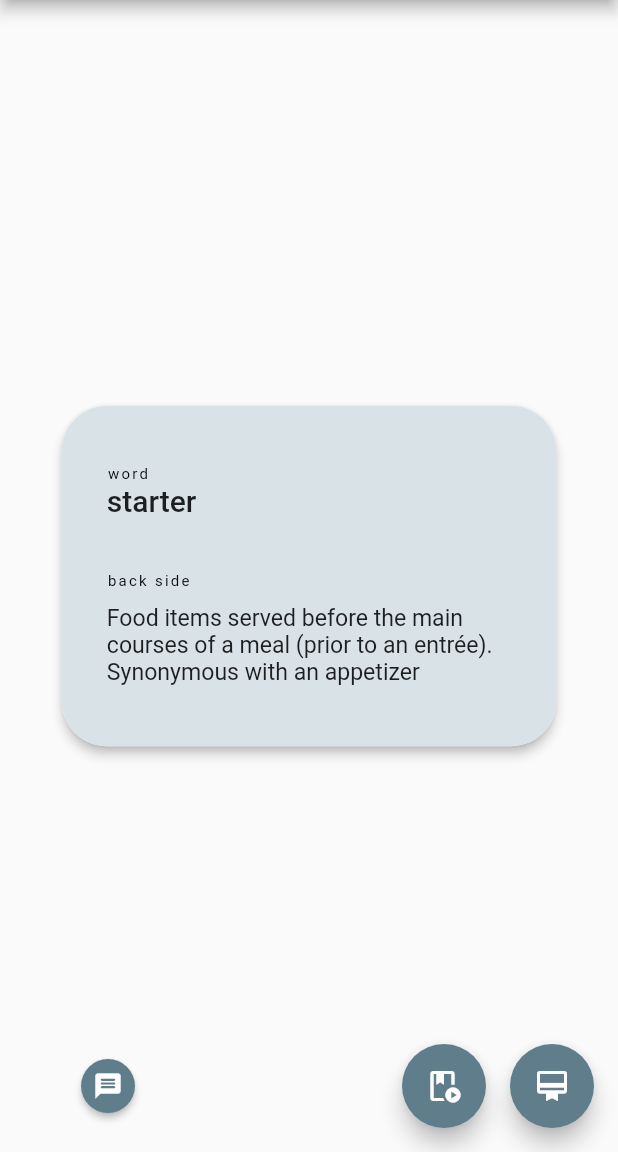
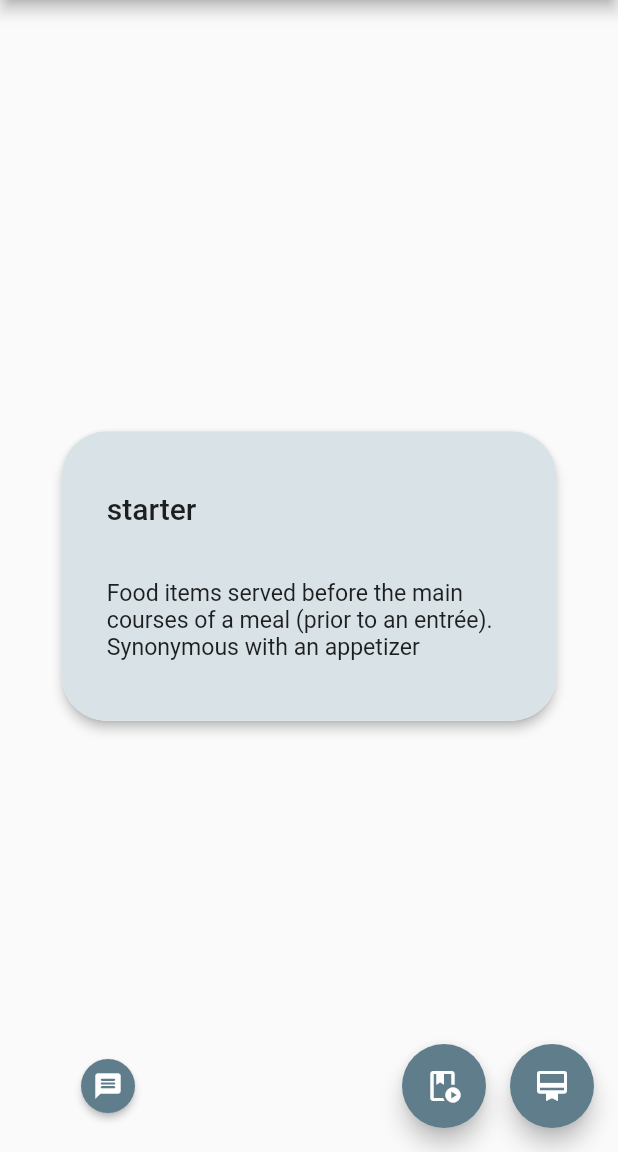
Before and after one commit to sami-bre/Wordling, a Flutter app: the screen it shows after launch, after a tap on the "message" icon, on a phone screen of 412 x 824 dp, the part 84-1236 px from its top. Run offline on Flutter 3.47's test engine with Material 2 defaults, Android fonts, the phone set to English and light mode, and no system bars; our stand-ins replace flip_card, get, shared_preferences, sqflite; accounts and stored records are empty.

Commit message:
refractored the whole codebase to make the app purely card based. removed all code saying 'word' or 'definition' and instead replaced it with 'front' and 'back'

```diff
--- a/lib/main.dart
+++ b/lib/main.dart
@@ -1,7 +1,7 @@
 import 'package:flutter/material.dart';
 import 'package:wordling/ui/study.dart';
 import 'ui/front.dart';
-import 'ui/saved_definitions.dart';
+import 'ui/saved_cards.dart';
 import 'package:get/get.dart';
 
 var darkTheme = ThemeData.dark();
@@ -48,7 +48,7 @@ void main() {
           )),
       routes: {
         '/': (context) => const Front(),
-        '/saved': (context) => const SavedDefinitions(),
+        '/saved': (context) => const SavedCards(),
         '/study': (context) => const Study(),
       },
     ),
--- a/lib/models/definition.dart
+++ b/lib/models/card.dart
@@ -1,6 +1,6 @@
 enum Origin { created, downloaded }
 
-class Definition {
+class Card {
   int id;
   String front;
   String back;
@@ -10,7 +10,7 @@ class Definition {
   double? interval;
   double? lastStudyTime;
 
-  Definition({
+  Card({
     required this.id,
     required this.front,
     required this.back,
@@ -21,10 +21,10 @@ class Definition {
     this.lastStudyTime,
   });
 
-  Definition.fromMap(Map<String, dynamic> map)
+  Card.fromMap(Map<String, dynamic> map)
       : id = map['id'],
-        front = map['word'],
-        back = map['definition'],
+        front = map['front'],
+        back = map['back'],
         origin =
             (map['origin'] == 'created') ? Origin.created : Origin.downloaded,
         n = map['n'],
@@ -35,8 +35,8 @@ class Definition {
   Map<String, dynamic> toMap() {
     return {
       'id': id,
-      'word': front,
-      'definition': back,
+      'front': front,
+      'back': back,
       'origin': origin.name,
       'n': n,
       'eFactor': eFactor,
--- a/lib/ui/front.dart
+++ b/lib/ui/front.dart
@@ -1,6 +1,6 @@
 import 'package:flutter/material.dart';
 import 'package:wordling/ui/helper_dialog.dart';
-import 'random_definition_display.dart';
+import 'random_card_display.dart';
 import 'Search_result_display.dart';
 import 'package:get/get.dart';
 import 'package:shared_preferences/shared_preferences.dart';
@@ -16,7 +16,7 @@ class Front extends StatefulWidget {
 class _FrontState extends State<Front> {
   bool searchResultDisplayed = false;
   bool searchBarDisplayed = false;
-  final Widget randDefDisplay = const RandomDefinitionDisplay();
+  final Widget randDefDisplay = const RandomCardDisplay();
   late Widget displayed;
   // the key below gives me a reference to the state object to call update() on it.
   final GlobalKey<SearchResultDisplayState> _key = GlobalKey();
--- a/lib/ui/helper_dialog.dart
+++ b/lib/ui/helper_dialog.dart
@@ -36,7 +36,7 @@ class HelperDialog {
           SizedBox(height: 20),
           Text(
               'A single tap on the card flips it to reveal what\'s behind. Use the slider on the left '
-              'to tell Wordling how difficult it is to recall the definition. Pay attention to the stages '
+              'to tell Wordling how difficult it is to recall the card. Pay attention to the stages '
               'on the slider. The upper two stages mean failure to recall.'),
           SizedBox(height: 20),
           Text(
--- a/lib/ui/random_definition_display.dart
+++ b/lib/ui/random_card_display.dart
@@ -1,48 +1,47 @@
 import 'package:flutter/material.dart';
-import 'package:wordling/ui/definition_card.dart';
+import 'package:wordling/ui/wordling_card.dart';
 import 'package:wordling/util/dbhelper.dart';
-import '../models/definition.dart';
+import '../models/card.dart' as model;
 
-class RandomDefinitionDisplay extends StatefulWidget {
-  const RandomDefinitionDisplay({Key? key}) : super(key: key);
+class RandomCardDisplay extends StatefulWidget {
+  const RandomCardDisplay({Key? key}) : super(key: key);
 
   @override
-  State<RandomDefinitionDisplay> createState() =>
-      RandomDefinitionDisplayState();
+  State<RandomCardDisplay> createState() => RandomCardDisplayState();
 }
 
-class RandomDefinitionDisplayState extends State<RandomDefinitionDisplay> {
+class RandomCardDisplayState extends State<RandomCardDisplay> {
   final DbHelper helper = DbHelper();
-  Definition? word;
+  model.Card? card;
 
-  void showWord() async {
-    Definition starter = Definition(
+  void showCard() async {
+    model.Card starter = model.Card(
         id: 0,
         front: 'starter',
         back:
             'Food items served before the main courses of a meal (prior to an entrée). Synonymous with an appetizer',
-        origin: Origin.created);
-    word = await helper.getRandomDefinition() ?? starter;
+        origin: model.Origin.created);
+    card = await helper.getRandomCard() ?? starter;
     setState(() {
-      word = word;
+      card = card;
     });
   }
 
   @override
   void initState() {
-    showWord();
+    showCard();
     super.initState();
   }
 
   @override
   Widget build(BuildContext context) {
-    return (word == null)
+    return (card == null)
         ? Container()
         : Center(
             child: SingleChildScrollView(
               child: Padding(
                 padding: const EdgeInsets.symmetric(vertical: 30),
-                child: DefinitionCard(word!),
+                child: WordlingCard(card!),
               ),
             ),
           );
--- a/lib/ui/definition_card.dart
+++ b/lib/ui/wordling_card.dart
@@ -1,17 +1,17 @@
 import 'package:flutter/material.dart';
-import 'package:wordling/models/definition.dart';
+import 'package:wordling/models/card.dart' as model;
 import '../util/dbhelper.dart';
 import 'package:get/get.dart';
 
-class DefinitionCard extends StatefulWidget {
-  final Definition definition;
-  late final bool isFront; // if isFront, the card only shows the word.
+class WordlingCard extends StatefulWidget {
+  final model.Card card;
+  late final bool isFront; // if isFront, the card only shows the front text.
   final bool isIdle; // if idle, the card won't respond to a double tap
   final Function(bool isBeingSaved)?
-      onSerialize; // a function to do sth in addition to saving/deleting uopn double click.
+      onSerialize; // a function to do sth in addition to saving/deleting upon double click.
 
-  DefinitionCard(
-    this.definition, {
+  WordlingCard(
+    this.card, {
     this.isFront = false,
     this.isIdle = false,
     this.onSerialize,
@@ -19,18 +19,18 @@ class DefinitionCard extends StatefulWidget {
   }) : super(key: key);
 
   @override
-  DefinitionCardState createState() => DefinitionCardState();
+  WordlingCardState createState() => WordlingCardState();
 }
 
-class DefinitionCardState extends State<DefinitionCard> {
+class WordlingCardState extends State<WordlingCard> {
   DbHelper helper = DbHelper();
   bool isSaved = false;
 
-  DefinitionCardState();
+  WordlingCardState();
 
   @override
   void initState() {
-    helper.isSaved(widget.definition).then((value) {
+    helper.isSaved(widget.card).then((value) {
       setState(() {
         isSaved = value;
       });
@@ -52,15 +52,12 @@ class DefinitionCardState extends State<DefinitionCard> {
       savedColor = const Color.fromARGB(255, 25, 67, 95);
       unsavedColor = const Color.fromARGB(255, 70, 70, 70);
     }
-    // the style of the word text depends on whether this is a front
-    TextStyle wordTextStyle;
-    TextStyle wordLabelStyle;
+    // the style of the front text depends on whether this card is a front card
+    TextStyle frontTextStyle;
     if (widget.isFront) {
-      wordTextStyle = TextStyle(fontSize: 30, color: Colors.grey[800]);
-      wordLabelStyle = Theme.of(context).textTheme.labelLarge!;
+      frontTextStyle = TextStyle(fontSize: 30);
     } else {
-      wordTextStyle = Theme.of(context).textTheme.headline6!;
-      wordLabelStyle = Theme.of(context).textTheme.labelSmall!;
+      frontTextStyle = Theme.of(context).textTheme.headline6!;
     }
     return Container(
       margin: const EdgeInsets.symmetric(vertical: 16.0),
@@ -70,20 +67,20 @@ class DefinitionCardState extends State<DefinitionCard> {
             : () {
                 // act upon double tap only if the card is not idle.
                 if (!isSaved) {
-                  // the word is not saved so save it.
-                  helper.insertDefinition(widget.definition);
+                  // the card is not saved so save it.
+                  helper.insertCard(widget.card);
                   setState(() {
                     isSaved = true;
                   });
                 } else {
-                  // the word is saved so delete it.
-                  helper.deleteDefinition(widget.definition);
+                  // the card is saved so delete it.
+                  helper.deleteCard(widget.card);
                   setState(() {
                     isSaved = false;
                   });
                 }
                 // if we are given the onSerialize function, we call it
-                // here after saving/deleting the definition from the database.
+                // here after saving/deleting the card from the database.
                 if (widget.onSerialize != null) widget.onSerialize!(isSaved);
               },
         child: Material(
@@ -108,31 +105,17 @@ class DefinitionCardState extends State<DefinitionCard> {
                   crossAxisAlignment: CrossAxisAlignment.stretch,
                   children: <Widget>[
                     Text(
-                      'word',
-                      style: wordLabelStyle,
-                      textAlign: widget.isFront ? TextAlign.center : null,
-                    ),
-                    Text(
-                      widget.definition.front,
-                      style: wordTextStyle,
+                      widget.card.front,
+                      style: frontTextStyle,
                       textAlign: widget.isFront ? TextAlign.center : null,
                     ),
                     if (!widget.isFront)
                       const SizedBox(
                         height: 36.0,
                       ),
-                    if (widget.definition.back != '' && !widget.isFront)
+                    if (widget.card.back != '' && !widget.isFront)
                       Text(
-                        'back side',
-                        style: Theme.of(context).textTheme.labelSmall,
-                      ),
-                    if (widget.definition.back != '' && !widget.isFront)
-                      const SizedBox(
-                        height: 10.0,
-                      ),
-                    if (widget.definition.back != '' && !widget.isFront)
-                      Text(
-                        widget.definition.back,
+                        widget.card.back,
                         textScaleFactor: 1.1,
                       ),
                   ],
--- a/lib/util/dbhelper.dart
+++ b/lib/util/dbhelper.dart
@@ -2,7 +2,7 @@ import 'dart:math';
 
 import 'package:sqflite/sqflite.dart';
 import 'package:path/path.dart';
-import 'package:wordling/models/definition.dart';
+import 'package:wordling/models/card.dart';
 
 class DbHelper {
   final int version = 1;
@@ -17,13 +17,13 @@ class DbHelper {
 
   Future<Database> openDb() async {
     db ??= await openDatabase(
-      join(await getDatabasesPath(), 'wordling_definitions.db'),
+      join(await getDatabasesPath(), 'wordling_cards.db'),
       onCreate: (database, version) {
         print('creating database');
-        database.execute('CREATE TABLE definitions ('
+        database.execute('CREATE TABLE cards ('
             'id INEGER NOT NULL, '
-            'word TEXT, '
-            'definition TEXT, '
+            'front TEXT, '
+            'back TEXT, '
             'origin TEXT NOT NULL, '
             'n INTEGER, '
             'eFactor REAL, '
@@ -39,71 +39,71 @@ class DbHelper {
   Future testDb() async {
     db = await openDb();
     // await db!.execute(
-    //     'INSERT INTO definitions VALUES (5, "dedi", "bud bud", "bud bud bud", "${Origin.created.name}")');
-    List<Map<String, dynamic>> result = await db!.query('definitions');
+    //     'INSERT INTO cards VALUES (5, "dedi", "bud bud", "bud bud bud", "${Origin.created.name}")');
+    List<Map<String, dynamic>> result = await db!.query('cards');
     result.forEach((element) {
       print(element);
     });
   }
 
-  Future<List<Definition>> getAllDefinitions() async {
+  Future<List<Card>> getAllCards() async {
     db = await openDb();
     List<Map<String, dynamic>> raw =
-        await db!.query('definitions', orderBy: 'id desc');
-    List<Definition> defns =
-        List.generate(raw.length, (index) => Definition.fromMap(raw[index]));
-    return defns;
+        await db!.query('cards', orderBy: 'id desc');
+    List<Card> cards =
+        List.generate(raw.length, (index) => Card.fromMap(raw[index]));
+    return cards;
   }
 
-  Future<List<Definition>> getDueDefinitions() async {
+  Future<List<Card>> getDueCards() async {
     db = await openDb();
     int now = DateTime.now().millisecondsSinceEpoch;
     List<Map<String, dynamic>> raw = await db!.query(
-      'definitions',
+      'cards',
       where: 'lastStudyTime IS NULL OR (lastStudyTime + interval) <= ?',
       whereArgs: [now],
     );
-    List<Definition> dueDefns =
-        List.generate(raw.length, (index) => Definition.fromMap(raw[index]));
-    return dueDefns;
+    List<Card> dueCards =
+        List.generate(raw.length, (index) => Card.fromMap(raw[index]));
+    return dueCards;
   }
 
-  Future<int> insertDefinition(Definition defn) async {
+  Future<int> insertCard(Card card) async {
     db = await openDb();
     int id = await db!.insert(
-      'definitions',
-      defn.toMap(),
+      'cards',
+      card.toMap(),
       conflictAlgorithm: ConflictAlgorithm.replace,
     );
     return id;
   }
 
-  Future<void> deleteDefinition(Definition defn) async {
+  Future<void> deleteCard(Card card) async {
     db = await openDb();
     db!.delete(
-      'definitions',
+      'cards',
       where: 'id=? and origin=?',
-      whereArgs: [defn.id, defn.origin.name],
+      whereArgs: [card.id, card.origin.name],
     );
   }
 
-  Future<Definition?> getRandomDefinition() async {
+  Future<Card?> getRandomCard() async {
     db = await openDb();
-    List<Definition> defns = await getAllDefinitions();
-    if (defns.isEmpty) return null;
-    return defns[Random().nextInt(defns.length)];
+    List<Card> cards = await getAllCards();
+    if (cards.isEmpty) return null;
+    return cards[Random().nextInt(cards.length)];
   }
 
-  Future<bool> isSaved(Definition defn) async {
+  Future<bool> isSaved(Card card) async {
     db = await openDb();
-    List<Map<String, dynamic>> raw = await db!.query('definitions',
-        where: 'id=? and origin=?', whereArgs: [defn.id, defn.origin.name]);
+    List<Map<String, dynamic>> raw = await db!.query('cards',
+        where: 'id=? and origin=?', whereArgs: [card.id, card.origin.name]);
     return raw.isNotEmpty;
   }
 
-  Future<int> getNextCreatedDefinitionId() async {
+  Future<int> getNextCreatedCardId() async {
     db = await openDb();
-    List<Map<String, dynamic>> raw = await db!.query('definitions',
+    List<Map<String, dynamic>> raw = await db!.query('cards',
         where: 'origin=?',
         whereArgs: [Origin.created.name],
         orderBy: 'id desc',
--- a/lib/util/http_helper.dart
+++ b/lib/util/http_helper.dart
@@ -2,10 +2,10 @@ import 'dart:convert';
 // ignore: avoid_web_libraries_in_flutter
 import 'dart:io';
 import 'package:http/http.dart';
-import 'package:wordling/models/definition.dart';
+import 'package:wordling/models/card.dart';
 
 class HttpHelper {
-  static Future<List<Definition>> search(String searchTerm) async {
+  static Future<List<Card>> search(String searchTerm) async {
     Uri url =
         Uri.parse('https://api.urbandictionary.com/v0/define?term=$searchTerm');
     Response response = await get(url);
@@ -14,7 +14,7 @@ class HttpHelper {
     }
     List raw = json.decode(response.body)['list'];
     return raw
-        .map((e) => Definition(
+        .map((e) => Card(
               id: e['defid'],
               front: stripAngleBrackets(e['word']),
               back: stripAngleBrackets(e['definition']),
```
Also changed, not shown: lib/SRS/srs.dart (+7 -7 lines), lib/ui/Search_result_display.dart (+5 -5 lines), lib/ui/add_card_dialogue.dart (renamed from lib/ui/add_definition_dialogue.dart, +17 -15 lines), lib/ui/saved_cards.dart (renamed from lib/ui/saved_definitions.dart, +38 -41 lines), lib/ui/study.dart (+22 -22 lines), lib/util/local_search_engine.dart (+7 -7 lines).
